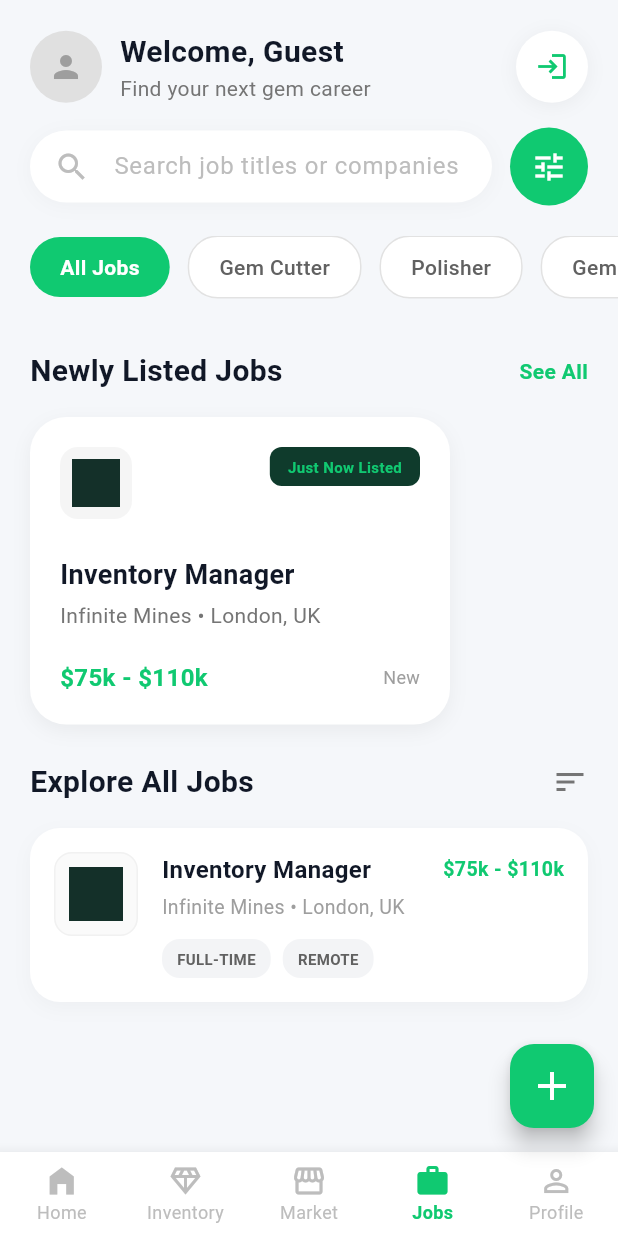
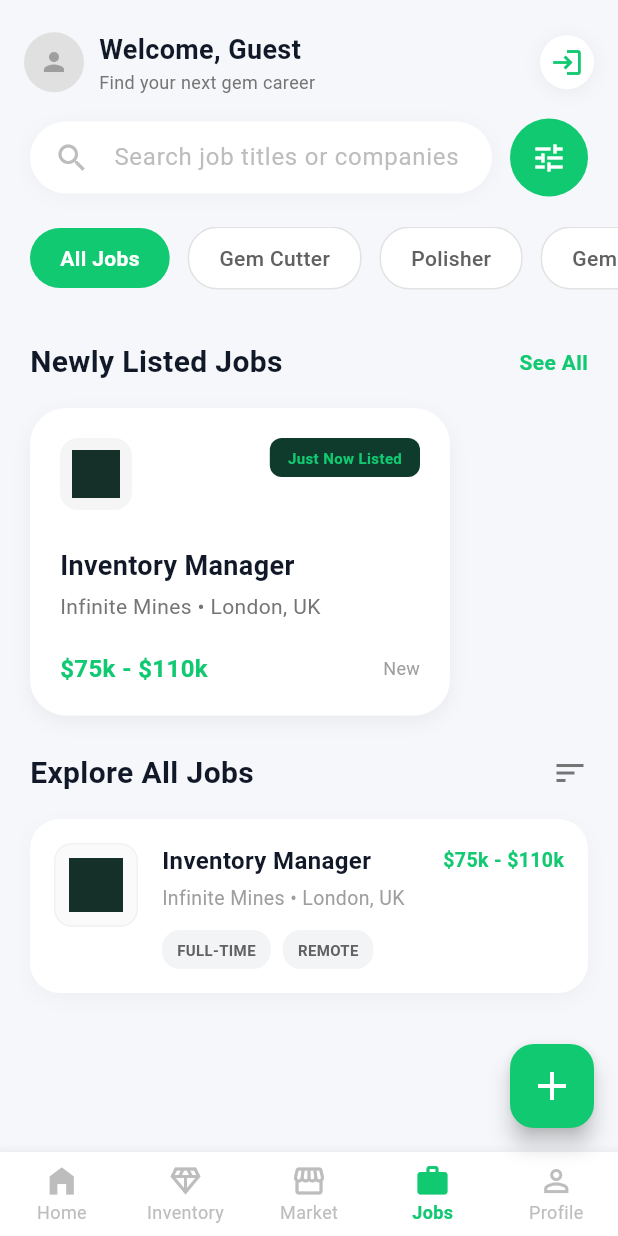
Before and after one commit to NeoArkByte/Gem_Hub, a Flutter app: the screen it shows after launch, on a phone screen of 412 x 824 dp. Run offline on Flutter 3.47's test engine with Material 3 defaults, Android fonts, the phone set to English and light mode, and no system bars; our stand-ins replace file_picker, flutter_riverpod, shared_preferences, sqflite; missing offline and left inert: syncfusion_flutter_pdfviewer; accounts and stored records are empty.

Commit message:
Screen Not Fixed Error Correction

```diff
--- a/lib/features/marketplace/view/marketplace_header.dart
+++ b/lib/features/marketplace/view/marketplace_header.dart
@@ -7,7 +7,8 @@ import 'package:job_market/features/jobs/view/PostNewJob/employer_applications_s
 class MarketplaceHeader extends StatelessWidget {
   final bool isLoggedIn;
 
-  const MarketplaceHeader({Key? key, required this.isLoggedIn}) : super(key: key);
+  const MarketplaceHeader({Key? key, required this.isLoggedIn})
+    : super(key: key);
 
   void _logout(BuildContext context) {
     bool isDark = Theme.of(context).brightness == Brightness.dark;
@@ -17,15 +18,26 @@ class MarketplaceHeader extends StatelessWidget {
       builder: (ctx) => AlertDialog(
         backgroundColor: isDark ? const Color(0xFF1F2937) : Colors.white,
         shape: RoundedRectangleBorder(borderRadius: BorderRadius.circular(20)),
-        title: Text('Log Out', style: TextStyle(fontWeight: FontWeight.bold, color: isDark ? Colors.white : Colors.black)),
-        content: Text('Are you sure you want to log out?', style: TextStyle(color: isDark ? Colors.grey[300] : Colors.black87)),
+        title: Text(
+          'Log Out',
+          style: TextStyle(
+            fontWeight: FontWeight.bold,
+            color: isDark ? Colors.white : Colors.black,
+          ),
+        ),
+        content: Text(
+          'Are you sure you want to log out?',
+          style: TextStyle(color: isDark ? Colors.grey[300] : Colors.black87),
+        ),
         actions: [
           TextButton(
             onPressed: () => Navigator.pop(ctx),
             child: const Text('Cancel', style: TextStyle(color: Colors.grey)),
           ),
           ElevatedButton(
-            style: ElevatedButton.styleFrom(backgroundColor: const Color(0xFFEF4444)),
+            style: ElevatedButton.styleFrom(
+              backgroundColor: const Color(0xFFEF4444),
+            ),
             onPressed: () async {
               final prefs = await SharedPreferences.getInstance();
               await prefs.clear();
@@ -48,59 +60,100 @@ class MarketplaceHeader extends StatelessWidget {
   @override
   Widget build(BuildContext context) {
     bool isDark = Theme.of(context).brightness == Brightness.dark;
+    double screenWidth = MediaQuery.of(context).size.width;
+    double iconSpacing = screenWidth < 360
+        ? 4.0
+        : 8.0;
 
     return Padding(
-      padding: const EdgeInsets.fromLTRB(20, 20, 20, 16),
+      padding: const EdgeInsets.fromLTRB(
+        16,
+        20,
+        16,
+        16,
+      ),
       child: Row(
         children: [
           CircleAvatar(
-            radius: 24,
-            backgroundImage: isLoggedIn ? const NetworkImage('https://i.pravatar.cc/150?img=32') : null,
-            backgroundColor: isDark ? const Color(0xFF374151) : Colors.grey[300],
-            child: !isLoggedIn ? const Icon(Icons.person, color: Colors.grey) : null,
+            radius:
+                20,
+            backgroundImage: isLoggedIn
+                ? const NetworkImage('https://i.pravatar.cc/150?img=32')
+                : null,
+            backgroundColor: isDark
+                ? const Color(0xFF374151)
+                : Colors.grey[300],
+            child: !isLoggedIn
+                ? const Icon(Icons.person, color: Colors.grey, size: 20)
+                : null,
           ),
-          const SizedBox(width: 12),
-          Column(
+          const SizedBox(width: 10),
+
+          // 👇 FIX EKA METHANA: Expanded damma, ethakota anith ewata ida deela meka shrink wenawa
+          Expanded(
+            child: Column(
               crossAxisAlignment: CrossAxisAlignment.start,
               children: [
                 Text(
                   isLoggedIn ? 'Welcome Back!' : 'Welcome, Guest',
                   style: TextStyle(
-                  fontSize: 20,
+                    fontSize: screenWidth < 360
+                        ? 16
+                        : 18, // Podi phone walata font size ekath adu wenawa
                     fontWeight: FontWeight.bold,
                     color: isDark ? Colors.white : const Color(0xFF111827),
                   ),
+                  maxLines: 1,
+                  overflow: TextOverflow
+                      .ellipsis, // Text eka loku wadi nam '...' kiyala penne mekai
                 ),
                 Text(
                   'Find your next gem career',
                   style: TextStyle(
-                  fontSize: 14,
+                    fontSize: screenWidth < 360 ? 11 : 12,
                     color: isDark ? Colors.grey[400] : Colors.grey[600],
                   ),
+                  maxLines: 1,
+                  overflow: TextOverflow.ellipsis,
                 ),
               ],
             ),
-          const Spacer(),
+          ),
+
+          // Spacer() eka methanata onna na dan Expanded dapu nisa.
+
+          // Icons tika me peththata gaththa
+          Row(
+            mainAxisSize: MainAxisSize
+                .min, // Me Row eka ganna ona aduma ida witharak gannawa
+            children: [
               if (isLoggedIn) ...[
                 _iconButton(
                   Icons.inbox_outlined,
                   () {
-                Navigator.push(context, MaterialPageRoute(builder: (context) => const EmployerApplicationsScreen()));
+                    Navigator.push(
+                      context,
+                      MaterialPageRoute(
+                        builder: (context) =>
+                            const EmployerApplicationsScreen(),
+                      ),
+                    );
                   },
                   isDark,
                   iconColor: const Color(0xFF3B82F6),
                 ),
-            const SizedBox(width: 8),
-            _iconButton(
-              Icons.notifications_none,
-              () {
-                Navigator.push(context, MaterialPageRoute(builder: (context) => const NotificationScreen()));
-              },
-              isDark,
+                SizedBox(width: iconSpacing),
+                _iconButton(Icons.notifications_none, () {
+                  Navigator.push(
+                    context,
+                    MaterialPageRoute(
+                      builder: (context) => const NotificationScreen(),
                     ),
+                  );
+                }, isDark),
               ],
 
-          const SizedBox(width: 8),
+              SizedBox(width: iconSpacing),
 
               _iconButton(
                 isLoggedIn ? Icons.logout : Icons.login,
@@ -108,31 +161,59 @@ class MarketplaceHeader extends StatelessWidget {
                   if (isLoggedIn) {
                     _logout(context);
                   } else {
-                Navigator.push(context, MaterialPageRoute(builder: (context) => const LoginScreen()));
+                    Navigator.push(
+                      context,
+                      MaterialPageRoute(
+                        builder: (context) => const LoginScreen(),
+                      ),
+                    );
                   }
                 },
                 isDark,
-            iconColor: isLoggedIn ? const Color(0xFFEF4444).withOpacity(0.9) : const Color(0xFF10C971),
+                iconColor: isLoggedIn
+                    ? const Color(0xFFEF4444).withOpacity(0.9)
+                    : const Color(0xFF10C971),
+              ),
+            ],
           ),
         ],
       ),
     );
   }
 
-  Widget _iconButton(IconData icon, VoidCallback onTap, bool isDark, {Color? iconColor}) {
+  Widget _iconButton(
+    IconData icon,
+    VoidCallback onTap,
+    bool isDark, {
+    Color? iconColor,
+  }) {
+    // Icons wala wate thiyena container eka poddak podi kala
     return Container(
+      width: 36, // Specific size ekak dunna
+      height: 36,
       decoration: BoxDecoration(
         color: isDark ? const Color(0xFF1F2937) : Colors.white,
         shape: BoxShape.circle,
-        boxShadow: isDark ? [] : [BoxShadow(color: Colors.black.withOpacity(0.05), blurRadius: 10, offset: const Offset(0, 2))],
+        boxShadow: isDark
+            ? []
+            : [
+                BoxShadow(
+                  color: Colors.black.withOpacity(0.05),
+                  blurRadius: 10,
+                  offset: const Offset(0, 2),
+                ),
+              ],
       ),
       child: IconButton(
-        icon: Icon(icon, color: iconColor ?? (isDark ? Colors.white : Colors.grey[800]), size: 22),
+        padding: EdgeInsets.zero, // Padding eka zero kala
+        icon: Icon(
+          icon,
+          color: iconColor ?? (isDark ? Colors.white : Colors.grey[800]),
+          size: 22,
+        ), // Icon size eka 22 -> 18 kala
         onPressed: onTap,
-        splashRadius: 24,
+        splashRadius: 20,
       ),
     );
   }
-
-
 }
```
Lines whose indentation alone changed are shown as unchanged.
